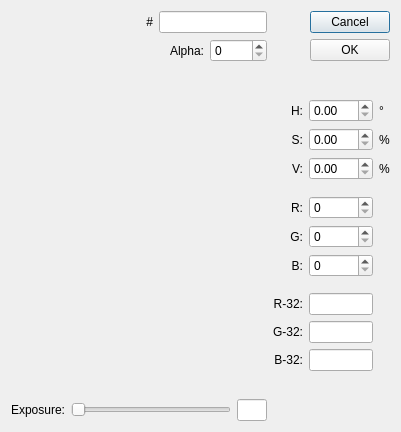
Above: Code/Tools/GuiFoundation/UIServices/ColorDialog.ui from ezEngine/ezEngine before the change. Below: the same form after it.
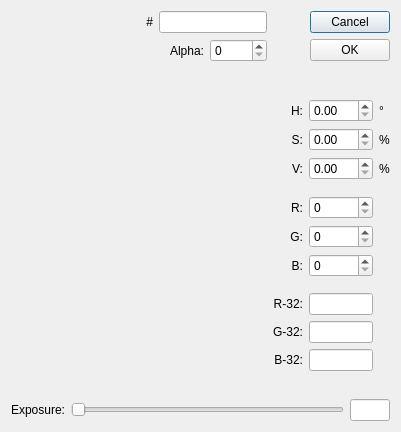
That is the form after the change. Icons and pictures are not drawn. Custom widgets are drawn as their Qt base class.

Commit message: * Color Picker improvements for HDR colors: Exposure value is now a float. Don't reset exposure when setting a hex color value. Also try to better preserve HSV values for HDR colors. * Sprite component now has a blend mode and can use hdr colors. Improved our blaster projectile with that. * Decals now also affect opacity of transparent objects * Fixed fog on transparent objects

What changed in the file:
```diff
--- a/Code/Tools/GuiFoundation/UIServices/ColorDialog.ui
+++ b/Code/Tools/GuiFoundation/UIServices/ColorDialog.ui
@@ -485,7 +485,7 @@
        </item>
       </layout>
      </item>
-     <item row="2" column="0">
+     <item row="2" column="0" colspan="2">
       <layout class="QHBoxLayout" name="horizontalLayout">
        <item>
         <widget class="QLabel" name="LabelExposure">
@@ -497,7 +497,7 @@
        <item>
         <widget class="QSlider" name="SliderExposure">
          <property name="maximum">
-          <number>20</number>
+          <number>2000</number>
          </property>
          <property name="orientation">
           <enum>Qt::Horizontal</enum>
@@ -514,7 +514,7 @@
          </property>
          <property name="maximumSize">
           <size>
-           <width>30</width>
+           <width>40</width>
            <height>16777215</height>
           </size>
          </property>
```
The commit also changes 22 other files.
